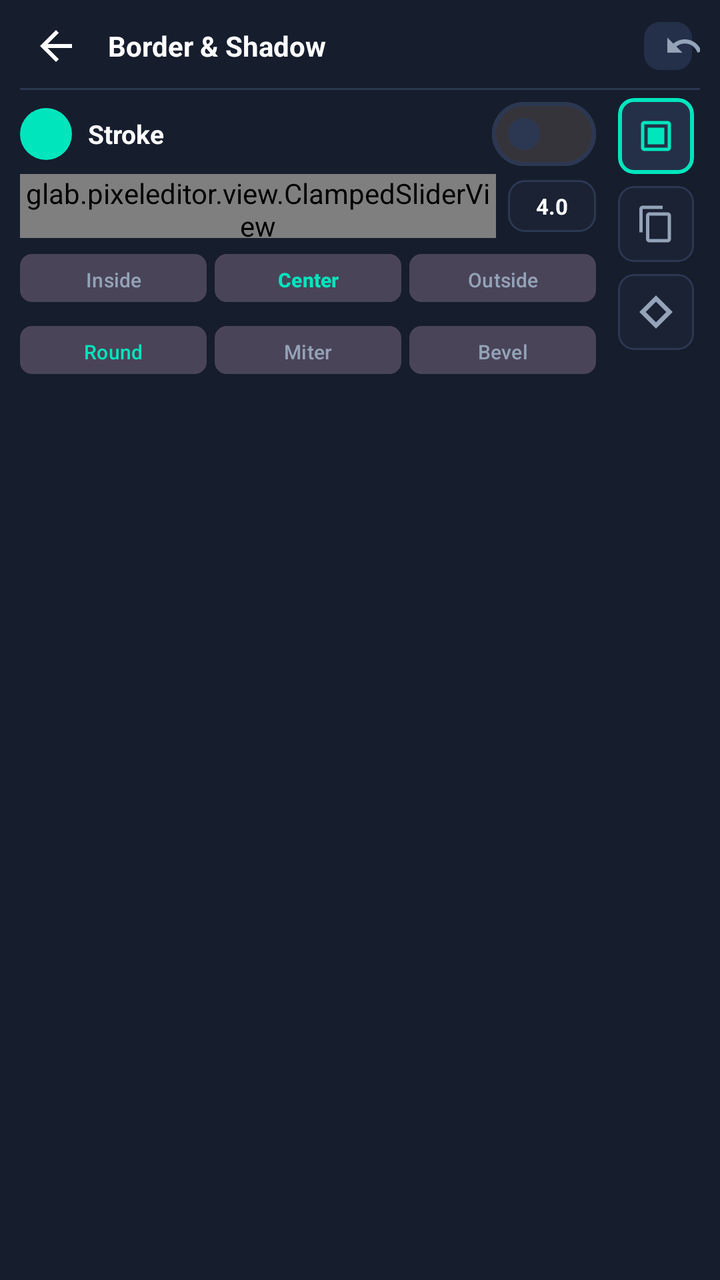
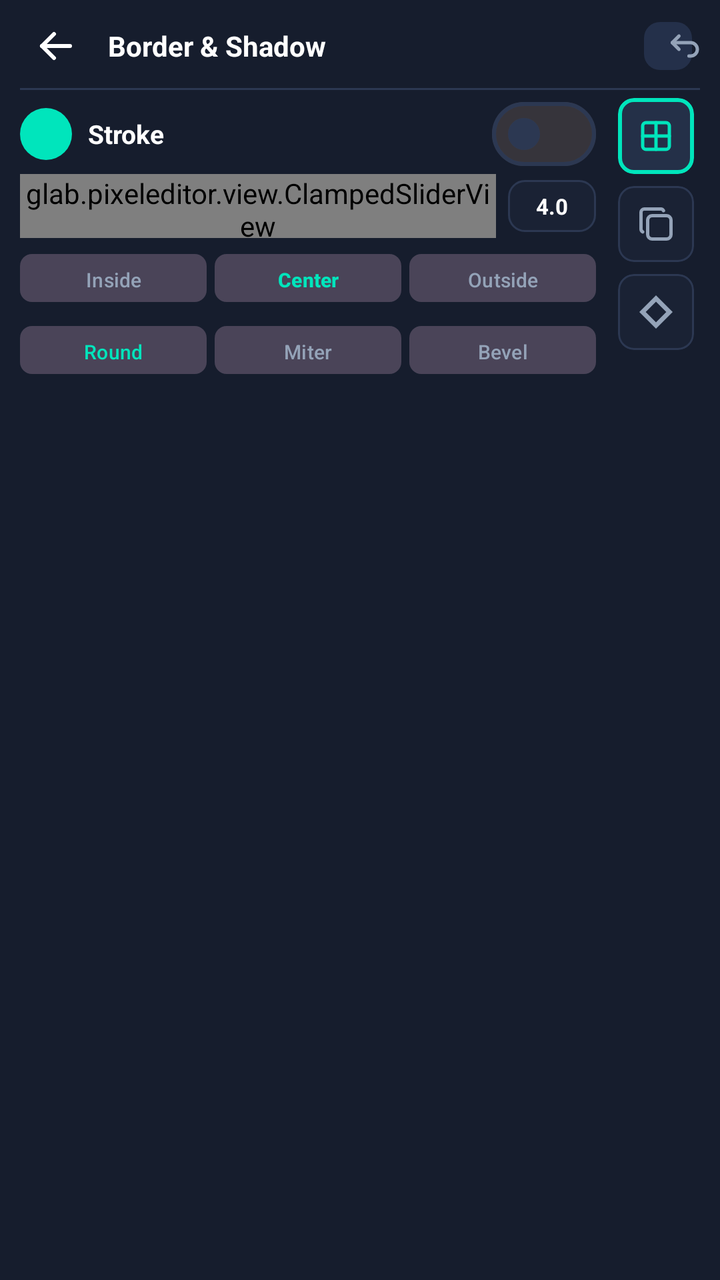

Two renders of the same Android screen: before a commit and after it. Below are the layout's source before the change and the commit's diff.
<!-- AndroidManifest.xml: application theme Theme.PixelEditor -->
<!-- res/layout/panel_border_shadow.xml -->
<?xml version="1.0" encoding="utf-8"?>
<LinearLayout xmlns:android="http://schemas.android.com/apk/res/android"
    xmlns:app="http://schemas.android.com/apk/res-auto"
    android:id="@+id/panelBorderShadow"
    android:layout_width="match_parent"
    android:layout_height="wrap_content"
    android:background="@color/pe_surface_panel"
    android:orientation="vertical"
    android:paddingStart="10dp"
    android:paddingTop="4dp"
    android:paddingEnd="10dp"
    android:paddingBottom="4dp">

    
    <LinearLayout
        android:layout_width="match_parent"
        android:layout_height="38dp"
        android:gravity="center_vertical"
        android:orientation="horizontal">

        <ImageButton
            android:id="@+id/btnBackFromBorder"
            android:layout_width="36dp"
            android:layout_height="36dp"
            android:background="?attr/selectableItemBackgroundBorderless"
            android:src="@drawable/ic_pe_back"
            app:tint="@color/pe_text_primary" />

        <TextView
            android:id="@+id/tvBorderShadowTitle"
            android:layout_width="0dp"
            android:layout_height="wrap_content"
            android:layout_marginStart="8dp"
            android:layout_weight="1"
            android:text="@string/tool_border_shadow"
            android:textColor="@color/pe_text_primary"
            android:textSize="14sp"
            android:textStyle="bold" />

        
        <com.google.android.material.button.MaterialButton
            android:id="@+id/btnResetBorderShadow"
            style="@style/Widget.Material3.Button.IconButton.Filled.Tonal"
            android:layout_width="32dp"
            android:layout_height="32dp"
            android:contentDescription="Reset"
            app:backgroundTint="@color/pe_surface_card"
            app:cornerRadius="8dp"
            app:icon="@drawable/ic_pe_undo"
            app:iconTint="@color/pe_text_secondary" />
    </LinearLayout>

    <View
        android:layout_width="match_parent"
        android:layout_height="1dp"
        android:layout_marginTop="2dp"
        android:layout_marginBottom="4dp"
        android:background="@color/pe_border" />

    
    <LinearLayout
        android:layout_width="match_parent"
        android:layout_height="165dp"
        android:orientation="horizontal">

        
        <ViewFlipper
            android:id="@+id/flipperBorderShadowSubpanels"
            android:layout_width="0dp"
            android:layout_height="match_parent"
            android:layout_weight="1">

            
            <LinearLayout
                android:layout_width="match_parent"
                android:layout_height="match_parent"
                android:orientation="vertical">

                
                <LinearLayout
                    android:layout_width="match_parent"
                    android:layout_height="36dp"
                    android:gravity="center_vertical"
                    android:orientation="horizontal">

                    <View
                        android:id="@+id/viewStrokeColorSwatch"
                        android:layout_width="26dp"
                        android:layout_height="26dp"
                        android:background="@drawable/bg_pill_accent"
                        android:backgroundTint="@color/pe_accent_mint" />

                    <TextView
                        android:layout_width="0dp"
                        android:layout_height="wrap_content"
                        android:layout_marginStart="8dp"
                        android:layout_weight="1"
                        android:text="Stroke"
                        android:textColor="@color/pe_text_primary"
                        android:textSize="13sp"
                        android:textStyle="bold" />

                    <com.google.android.material.materialswitch.MaterialSwitch
                        android:id="@+id/switchStrokeToggle"
                        android:layout_width="wrap_content"
                        android:layout_height="wrap_content"
                        android:checked="false" />
                </LinearLayout>

                
                <LinearLayout
                    android:layout_width="match_parent"
                    android:layout_height="wrap_content"
                    android:layout_marginTop="2dp"
                    android:gravity="center_vertical"
                    android:orientation="horizontal">

                    <glab.pixeleditor.view.ClampedSliderView
                        android:id="@+id/sliderStrokeWidth"
                        android:layout_width="0dp"
                        android:layout_height="32dp"
                        android:layout_weight="1" />

                    <TextView
                        android:id="@+id/tvStrokeVal"
                        android:layout_width="44dp"
                        android:layout_height="26dp"
                        android:layout_marginStart="6dp"
                        android:background="@drawable/bg_input_box"
                        android:gravity="center"
                        android:text="4.0"
                        android:textColor="@color/pe_text_primary"
                        android:textSize="11sp"
                        android:textStyle="bold" />
                </LinearLayout>

                
                <LinearLayout
                    android:layout_width="match_parent"
                    android:layout_height="32dp"
                    android:layout_marginTop="4dp"
                    android:orientation="horizontal">

                    <com.google.android.material.button.MaterialButton
                        android:id="@+id/btnAlignInside"
                        style="@style/Widget.Material3.Button.TonalButton"
                        android:layout_width="0dp"
                        android:layout_height="match_parent"
                        android:layout_marginEnd="4dp"
                        android:layout_weight="1"
                        android:paddingStart="4dp"
                        android:paddingEnd="4dp"
                        android:text="Inside"
                        android:textColor="@color/pe_text_secondary"
                        android:textSize="10sp"
                        app:cornerRadius="6dp" />

                    <com.google.android.material.button.MaterialButton
                        android:id="@+id/btnAlignCenter"
                        style="@style/Widget.Material3.Button.TonalButton"
                        android:layout_width="0dp"
                        android:layout_height="match_parent"
                        android:layout_marginEnd="4dp"
                        android:layout_weight="1"
                        android:paddingStart="4dp"
                        android:paddingEnd="4dp"
                        android:text="Center"
                        android:textColor="@color/pe_accent_mint"
                        android:textSize="10sp"
                        android:textStyle="bold"
                        app:cornerRadius="6dp" />

                    <com.google.android.material.button.MaterialButton
                        android:id="@+id/btnAlignOutside"
                        style="@style/Widget.Material3.Button.TonalButton"
                        android:layout_width="0dp"
                        android:layout_height="match_parent"
                        android:layout_weight="1"
                        android:paddingStart="4dp"
                        android:paddingEnd="4dp"
                        android:text="Outside"
                        android:textColor="@color/pe_text_secondary"
                        android:textSize="10sp"
                        app:cornerRadius="6dp" />
                </LinearLayout>

                
                <LinearLayout
                    android:layout_width="match_parent"
                    android:layout_height="32dp"
                    android:layout_marginTop="4dp"
                    android:orientation="horizontal">

                    <com.google.android.material.button.MaterialButton
                        android:id="@+id/btnJoinRound"
                        style="@style/Widget.Material3.Button.TonalButton"
                        android:layout_width="0dp"
                        android:layout_height="match_parent"
                        android:layout_marginEnd="4dp"
                        android:layout_weight="1"
                        android:text="Round"
                        android:textColor="@color/pe_accent_mint"
                        android:textSize="10sp"
                        app:cornerRadius="6dp" />

                    <com.google.android.material.button.MaterialButton
                        android:id="@+id/btnJoinMiter"
                        style="@style/Widget.Material3.Button.TonalButton"
                        android:layout_width="0dp"
                        android:layout_height="match_parent"
                        android:layout_marginEnd="4dp"
                        android:layout_weight="1"
                        android:text="Miter"
                        android:textColor="@color/pe_text_secondary"
                        android:textSize="10sp"
                        app:cornerRadius="6dp" />

                    <com.google.android.material.button.MaterialButton
                        android:id="@+id/btnJoinBevel"
                        style="@style/Widget.Material3.Button.TonalButton"
                        android:layout_width="0dp"
                        android:layout_height="match_parent"
                        android:layout_weight="1"
                        android:text="Bevel"
                        android:textColor="@color/pe_text_secondary"
                        android:textSize="10sp"
                        app:cornerRadius="6dp" />
                </LinearLayout>
            </LinearLayout>

            
            <LinearLayout
                android:layout_width="match_parent"
                android:layout_height="match_parent"
                android:orientation="vertical">

                <LinearLayout
                    android:layout_width="match_parent"
                    android:layout_height="34dp"
                    android:gravity="center_vertical"
                    android:orientation="horizontal">

                    <TextView
                        android:id="@+id/tvBordersCount"
                        android:layout_width="0dp"
                        android:layout_height="wrap_content"
                        android:layout_weight="1"
                        android:text="Borders (0)"
                        android:textColor="@color/pe_text_primary"
                        android:textSize="12sp"
                        android:textStyle="bold" />

                    <com.google.android.material.button.MaterialButton
                        android:id="@+id/btnAddBorderItem"
                        style="@style/Widget.Material3.Button.TonalButton"
                        android:layout_width="wrap_content"
                        android:layout_height="28dp"
                        android:paddingStart="10dp"
                        android:paddingEnd="10dp"
                        android:text="+ Add Border"
                        android:textColor="@color/pe_bg_canvas_workspace"
                        android:textSize="10sp"
                        android:textStyle="bold"
                        app:backgroundTint="@color/pe_accent_mint"
                        app:cornerRadius="6dp" />
                </LinearLayout>

                
                <androidx.core.widget.NestedScrollView
                    android:layout_width="match_parent"
                    android:layout_height="0dp"
                    android:layout_weight="1"
                    android:fillViewport="true"
                    android:scrollbars="vertical">

                    <LinearLayout
                        android:id="@+id/containerBordersList"
                        android:layout_width="match_parent"
                        android:layout_height="wrap_content"
                        android:orientation="vertical" />
                </androidx.core.widget.NestedScrollView>
            </LinearLayout>

            
            <LinearLayout
                android:layout_width="match_parent"
                android:layout_height="match_parent"
                android:orientation="vertical">

                <LinearLayout
                    android:layout_width="match_parent"
                    android:layout_height="34dp"
                    android:gravity="center_vertical"
                    android:orientation="horizontal">

                    <TextView
                        android:id="@+id/tvShadowsCount"
                        android:layout_width="0dp"
                        android:layout_height="wrap_content"
                        android:layout_weight="1"
                        android:text="Shadows (0)"
                        android:textColor="@color/pe_text_primary"
                        android:textSize="12sp"
                        android:textStyle="bold" />

                    <com.google.android.material.button.MaterialButton
                        android:id="@+id/btnAddShadowItem"
                        style="@style/Widget.Material3.Button.TonalButton"
                        android:layout_width="wrap_content"
                        android:layout_height="28dp"
                        android:paddingStart="10dp"
                        android:paddingEnd="10dp"
                        android:text="+ Add Shadow"
                        android:textColor="@color/pe_bg_canvas_workspace"
                        android:textSize="10sp"
                        android:textStyle="bold"
                        app:backgroundTint="@color/pe_accent_mint"
                        app:cornerRadius="6dp" />
                </LinearLayout>

                
                <androidx.core.widget.NestedScrollView
                    android:layout_width="match_parent"
                    android:layout_height="0dp"
                    android:layout_weight="1"
                    android:fillViewport="true"
                    android:scrollbars="vertical">

                    <LinearLayout
                        android:id="@+id/containerShadowsList"
                        android:layout_width="match_parent"
                        android:layout_height="wrap_content"
                        android:orientation="vertical" />
                </androidx.core.widget.NestedScrollView>
            </LinearLayout>
        </ViewFlipper>

        
        <LinearLayout
            android:layout_width="44dp"
            android:layout_height="match_parent"
            android:layout_marginStart="8dp"
            android:gravity="center_horizontal"
            android:orientation="vertical">

            
            <com.google.android.material.card.MaterialCardView
                android:id="@+id/tabRailStroke"
                style="@style/Widget.PixelEditor.Card"
                android:layout_width="38dp"
                android:layout_height="38dp"
                android:layout_marginBottom="6dp"
                android:clickable="true"
                android:focusable="true"
                app:cardBackgroundColor="#243048"
                app:cardCornerRadius="8dp"
                app:strokeColor="@color/pe_accent_mint"
                app:strokeWidth="2dp">

                <ImageView
                    android:id="@+id/ivRailStroke"
                    android:layout_width="20dp"
                    android:layout_height="20dp"
                    android:layout_gravity="center"
                    android:src="@drawable/ic_tool_border"
                    app:tint="@color/pe_accent_mint" />
            </com.google.android.material.card.MaterialCardView>

            
            <com.google.android.material.card.MaterialCardView
                android:id="@+id/tabRailAddBorder"
                style="@style/Widget.PixelEditor.Card"
                android:layout_width="38dp"
                android:layout_height="38dp"
                android:layout_marginBottom="6dp"
                android:clickable="true"
                android:focusable="true"
                app:cardBackgroundColor="#1A2234"
                app:cardCornerRadius="8dp"
                app:strokeColor="@color/pe_border"
                app:strokeWidth="1dp">

                <ImageView
                    android:id="@+id/ivRailAddBorder"
                    android:layout_width="20dp"
                    android:layout_height="20dp"
                    android:layout_gravity="center"
                    android:src="@drawable/ic_pe_duplicate"
                    app:tint="@color/pe_text_secondary" />
            </com.google.android.material.card.MaterialCardView>

            
            <com.google.android.material.card.MaterialCardView
                android:id="@+id/tabRailShadow"
                style="@style/Widget.PixelEditor.Card"
                android:layout_width="38dp"
                android:layout_height="38dp"
                android:clickable="true"
                android:focusable="true"
                app:cardBackgroundColor="#1A2234"
                app:cardCornerRadius="8dp"
                app:strokeColor="@color/pe_border"
                app:strokeWidth="1dp">

                <ImageView
                    android:id="@+id/ivRailShadow"
                    android:layout_width="20dp"
                    android:layout_height="20dp"
                    android:layout_gravity="center"
                    android:src="@drawable/ic_pe_diamond"
                    app:tint="@color/pe_text_secondary" />
            </com.google.android.material.card.MaterialCardView>
        </LinearLayout>
    </LinearLayout>
</LinearLayout>
<!-- resources referenced by this layout -->
<resources>
  <color name="pe_accent_mint">#00E5BC</color>
  <color name="pe_bg_canvas_workspace">#0F1320</color>
  <color name="pe_border">#2C3852</color>
  <color name="pe_surface_card">#24304A</color>
  <color name="pe_surface_panel">#161D2D</color>
  <color name="pe_text_primary">#FFFFFF</color>
  <color name="pe_text_secondary">#94A3B8</color>
  <!-- drawable ic_pe_back (drawable) -->
  <vector xmlns:android="http://schemas.android.com/apk/res/android"
      android:width="24dp"
      android:height="24dp"
      android:viewportWidth="24"
      android:viewportHeight="24">
      <path
          android:fillColor="@color/pe_text_primary"
          android:pathData="M20,11H7.83l5.59,-5.59L12,4l-8,8 8,8 1.41,-1.41L7.83,13H20v-2z"/>
  </vector>
  <!-- drawable ic_pe_duplicate (drawable) -->
  <vector xmlns:android="http://schemas.android.com/apk/res/android"
      android:width="24dp"
      android:height="24dp"
      android:viewportWidth="24"
      android:viewportHeight="24">
      <path
          android:fillColor="@color/pe_text_primary"
          android:pathData="M16,1H4c-1.1,0 -2,0.9 -2,2v14h2V3h12V1zm3,4H8c-1.1,0 -2,0.9 -2,2v14c0,1.1 0.9,2 2,2h11c1.1,0 2,-0.9 2,-2V7c0,-1.1 -0.9,-2 -2,-2zm0,16H8V7h11v14z"/>
  </vector>
  <!-- drawable ic_pe_undo (drawable) -->
  <vector xmlns:android="http://schemas.android.com/apk/res/android"
      android:width="24dp"
      android:height="24dp"
      android:viewportWidth="24"
      android:viewportHeight="24">
      <path
          android:fillColor="@color/pe_text_primary"
          android:pathData="M12.5,8c-2.65,0 -5.05,0.99 -6.9,2.6L2,7v9h9l-3.62,-3.62c1.39,-1.16 3.16,-1.88 5.12,-1.88 3.54,0 6.55,2.31 7.6,5.5l2.37,-0.78C21.08,11.03 17.15,8 12.5,8z"/>
  </vector>
  <!-- drawable ic_tool_border (drawable) -->
  <vector xmlns:android="http://schemas.android.com/apk/res/android"
      android:width="24dp"
      android:height="24dp"
      android:viewportWidth="24"
      android:viewportHeight="24">
      <path
          android:fillColor="@color/pe_text_primary"
          android:pathData="M19,3H5C3.9,3 3,3.9 3,5v14c0,1.1 0.9,2 2,2h14c1.1,0 2,-0.9 2,-2V5C21,3.9 20.1,3 19,3zM19,19H5V5h14V19zM7,7h10v10H7V7z"/>
  </vector>
  <color name="pe_surface_input">#1A2234</color>
  <color name="pe_m3_on_primary">#00382B</color>
  <color name="pe_m3_primary_container">#00513F</color>
  <color name="pe_m3_on_primary_container">#73FCD4</color>
  <color name="pe_accent_cyan">#00D2FF</color>
  <color name="pe_accent_purple">#7F5AF0</color>
  <color name="pe_surface_panel_elevated">#1E273C</color>
  <!-- unchanged entries left out for length: 6 -->
</resources>

<!-- the commit's change to res/layout/panel_border_shadow.xml (unified diff, before → after) -->
@@ -142,7 +142,7 @@
                     android:orientation="horizontal">
 
                     <com.google.android.material.button.MaterialButton
-                        android:id="@+id/btnAlignInside"
+                        android:id="@+id/btnBorderAlignInside"
                         style="@style/Widget.Material3.Button.TonalButton"
                         android:layout_width="0dp"
                         android:layout_height="match_parent"
@@ -156,7 +156,7 @@
                         app:cornerRadius="6dp" />
 
                     <com.google.android.material.button.MaterialButton
-                        android:id="@+id/btnAlignCenter"
+                        android:id="@+id/btnBorderAlignCenter"
                         style="@style/Widget.Material3.Button.TonalButton"
                         android:layout_width="0dp"
                         android:layout_height="match_parent"
@@ -171,7 +171,7 @@
                         app:cornerRadius="6dp" />
 
                     <com.google.android.material.button.MaterialButton
-                        android:id="@+id/btnAlignOutside"
+                        android:id="@+id/btnBorderAlignOutside"
                         style="@style/Widget.Material3.Button.TonalButton"
                         android:layout_width="0dp"
                         android:layout_height="match_parent"
<!-- resource entries referenced after the edit -->
@@ -14,8 +14,23 @@
       android:viewportWidth="24"
       android:viewportHeight="24">
       <path
-          android:fillColor="@color/pe_text_primary"
-          android:pathData="M20,11H7.83l5.59,-5.59L12,4l-8,8 8,8 1.41,-1.41L7.83,13H20v-2z"/>
+          android:strokeColor="#FFFFFFFF"
+          android:strokeWidth="2"
+          android:strokeLineCap="round"
+          android:strokeLineJoin="round"
+          android:pathData="M5 12l14 0" />
+      <path
+          android:strokeColor="#FFFFFFFF"
+          android:strokeWidth="2"
+          android:strokeLineCap="round"
+          android:strokeLineJoin="round"
+          android:pathData="M5 12l6 6" />
+      <path
+          android:strokeColor="#FFFFFFFF"
+          android:strokeWidth="2"
+          android:strokeLineCap="round"
+          android:strokeLineJoin="round"
+          android:pathData="M5 12l6 -6" />
   </vector>
   <!-- drawable ic_pe_duplicate (drawable) -->
   <vector xmlns:android="http://schemas.android.com/apk/res/android"
@@ -24,8 +39,17 @@
       android:viewportWidth="24"
       android:viewportHeight="24">
       <path
-          android:fillColor="@color/pe_text_primary"
-          android:pathData="M16,1H4c-1.1,0 -2,0.9 -2,2v14h2V3h12V1zm3,4H8c-1.1,0 -2,0.9 -2,2v14c0,1.1 0.9,2 2,2h11c1.1,0 2,-0.9 2,-2V7c0,-1.1 -0.9,-2 -2,-2zm0,16H8V7h11v14z"/>
+          android:strokeColor="#FFFFFFFF"
+          android:strokeWidth="2"
+          android:strokeLineCap="round"
+          android:strokeLineJoin="round"
+          android:pathData="M7 9.667a2.667 2.667 0 0 1 2.667 -2.667h8.666a2.667 2.667 0 0 1 2.667 2.667v8.666a2.667 2.667 0 0 1 -2.667 2.667h-8.666a2.667 2.667 0 0 1 -2.667 -2.667l0 -8.666" />
+      <path
+          android:strokeColor="#FFFFFFFF"
+          android:strokeWidth="2"
+          android:strokeLineCap="round"
+          android:strokeLineJoin="round"
+          android:pathData="M4.012 16.737a2.005 2.005 0 0 1 -1.012 -1.737v-10c0 -1.1 .9 -2 2 -2h10c.75 0 1.158 .385 1.5 1" />
   </vector>
   <!-- drawable ic_pe_undo (drawable) -->
   <vector xmlns:android="http://schemas.android.com/apk/res/android"
@@ -34,8 +58,17 @@
       android:viewportWidth="24"
       android:viewportHeight="24">
       <path
-          android:fillColor="@color/pe_text_primary"
-          android:pathData="M12.5,8c-2.65,0 -5.05,0.99 -6.9,2.6L2,7v9h9l-3.62,-3.62c1.39,-1.16 3.16,-1.88 5.12,-1.88 3.54,0 6.55,2.31 7.6,5.5l2.37,-0.78C21.08,11.03 17.15,8 12.5,8z"/>
+          android:strokeColor="#FFFFFFFF"
+          android:strokeWidth="2"
+          android:strokeLineCap="round"
+          android:strokeLineJoin="round"
+          android:pathData="M9 14l-4 -4l4 -4" />
+      <path
+          android:strokeColor="#FFFFFFFF"
+          android:strokeWidth="2"
+          android:strokeLineCap="round"
+          android:strokeLineJoin="round"
+          android:pathData="M5 10h11a4 4 0 1 1 0 8h-1" />
   </vector>
   <!-- drawable ic_tool_border (drawable) -->
   <vector xmlns:android="http://schemas.android.com/apk/res/android"
@@ -44,8 +77,23 @@
       android:viewportWidth="24"
       android:viewportHeight="24">
       <path
-          android:fillColor="@color/pe_text_primary"
-          android:pathData="M19,3H5C3.9,3 3,3.9 3,5v14c0,1.1 0.9,2 2,2h14c1.1,0 2,-0.9 2,-2V5C21,3.9 20.1,3 19,3zM19,19H5V5h14V19zM7,7h10v10H7V7z"/>
+          android:strokeColor="#FFFFFFFF"
+          android:strokeWidth="2"
+          android:strokeLineCap="round"
+          android:strokeLineJoin="round"
+          android:pathData="M4 6a2 2 0 0 1 2 -2h12a2 2 0 0 1 2 2v12a2 2 0 0 1 -2 2h-12a2 2 0 0 1 -2 -2l0 -12" />
+      <path
+          android:strokeColor="#FFFFFFFF"
+          android:strokeWidth="2"
+          android:strokeLineCap="round"
+          android:strokeLineJoin="round"
+          android:pathData="M4 12l16 0" />
+      <path
+          android:strokeColor="#FFFFFFFF"
+          android:strokeWidth="2"
+          android:strokeLineCap="round"
+          android:strokeLineJoin="round"
+          android:pathData="M12 4l0 16" />
   </vector>
   <color name="pe_surface_input">#1A2234</color>
   <color name="pe_m3_on_primary">#00382B</color>
